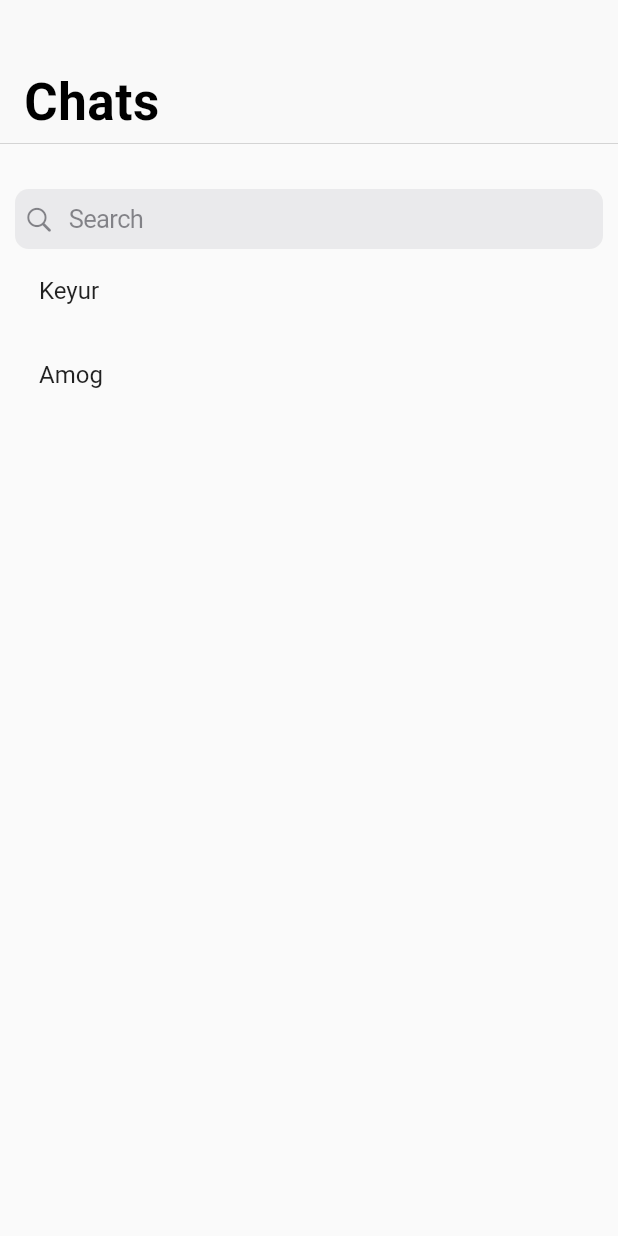
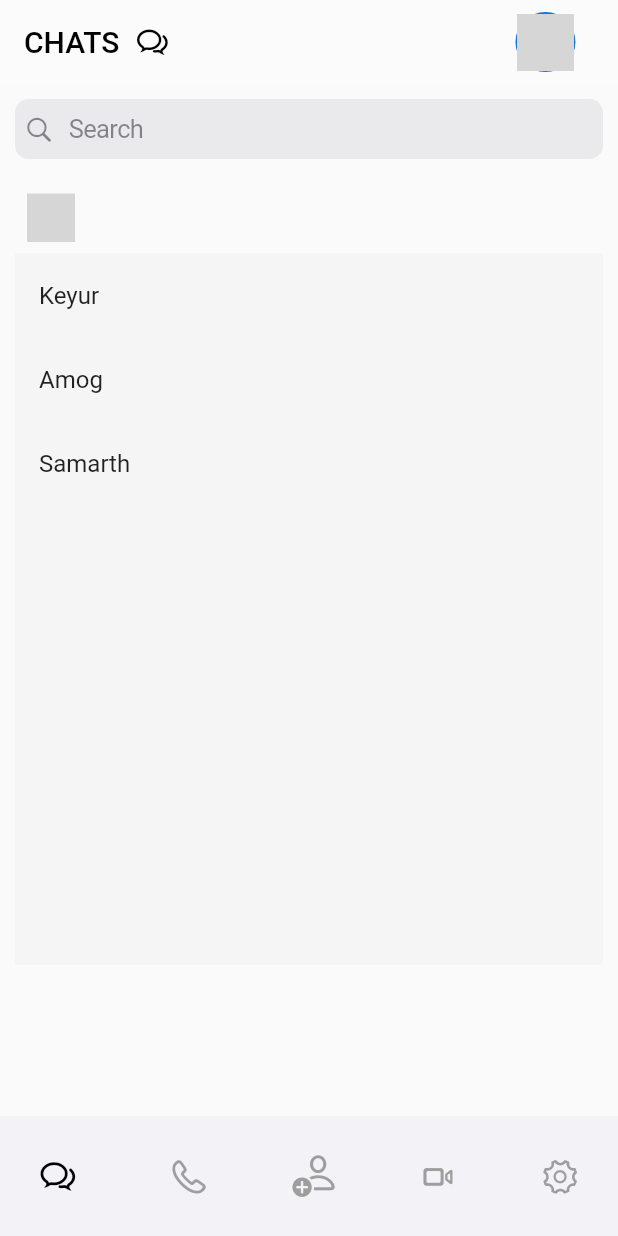
Before and after one commit to platinumpizza29/Project-X-App, a Flutter app: the screen it shows after launch, on a phone screen of 412 x 824 dp. Run offline on Flutter 3.47's test engine with Material 2 defaults, Android fonts, the light colour scheme and no system bars; drawn by our look-alikes of google_nav_bar; our stand-ins replace chat_bubbles, lottie; missing offline and left inert: grpc, protobuf; network calls fail; grey boxes are pictures that could not be loaded.

Commit message:
partial ui for main chat app done

```diff
--- a/lib/Pages/ChatPage.dart
+++ b/lib/Pages/ChatPage.dart
@@ -1,7 +1,6 @@
 // ignore_for_file: prefer_const_constructors, prefer_const_literals_to_create_immutables, prefer_typing_uninitialized_variables, unnecessary_null_comparison, prefer_if_null_operators
 
 import 'package:chat_bubbles/chat_bubbles.dart';
-import 'package:file_picker/file_picker.dart';
 import 'package:flutter/cupertino.dart';
 import 'package:flutter/material.dart';
 import 'package:grpc/grpc.dart';
--- a/lib/Pages/HomePage.dart
+++ b/lib/Pages/HomePage.dart
@@ -1,8 +1,10 @@
 // ignore_for_file: prefer_const_constructors, prefer_const_literals_to_create_immutables
-
 import 'package:flutter/cupertino.dart';
 import 'package:flutter/material.dart';
+import 'package:google_nav_bar/google_nav_bar.dart';
+import 'package:lottie/lottie.dart';
 import 'package:projectxapp/Pages/ChatPage.dart';
+import 'package:projectxapp/enums/UIEnums.dart';
 
 class HomePage extends StatefulWidget {
   const HomePage({super.key});
@@ -14,36 +16,72 @@ class HomePage extends StatefulWidget {
 class _HomePageState extends State<HomePage> {
   Map? userMessages = {
     "Keyur": ["Hello", "this is a test", "lol"],
-    "Amog": ["Keyur", "Amogh"]
+    "Amog": ["Keyur", "Amogh"],
+    "Samarth": ["PRO", "PERSON"]
   };
 
   @override
   Widget build(BuildContext context) {
     return Scaffold(
-      body: NestedScrollView(
-          headerSliverBuilder: (context, innerBoxIsScrolled) {
-            return [
-              CupertinoSliverNavigationBar(
-                largeTitle: Text("Chats"),
-                previousPageTitle: "Logout",
-                automaticallyImplyTitle: true,
-                automaticallyImplyLeading: true,
-              )
-            ];
-          },
-          body: SingleChildScrollView(
-            child: Padding(
+      appBar: AppBar(
+        elevation: 0,
+        backgroundColor: Colors.white24,
+        title: Row(
+          children: [
+            Text(
+              UIEnums.CHATS.name,
+              style: TextStyle(color: Colors.black, fontSize: 20),
+            ),
+            SizedBox(
+              width: 10,
+            ),
+            Icon(
+              CupertinoIcons.chat_bubble_2,
+              color: Colors.black,
+            ),
+            SizedBox(
+              width: 230,
+            ),
+            InkWell(
+              onTap: () => {print("profile tapped")},
+              child: CircleAvatar(
+                radius: 20,
+                child: CircleAvatar(
+                  radius: 19,
+                  foregroundImage: NetworkImage(
+                      "http://learnyzen.com/wp-content/uploads/2017/08/test1-481x385.png"),
+                ),
+              ),
+            )
+          ],
+        ),
+      ),
+      body: SafeArea(
+        child: Column(
+          children: [
+            Padding(
               padding: const EdgeInsets.all(10.0),
               child: Column(
                 children: [
-                  SizedBox(
-                    height: 20,
-                  ),
                   CupertinoSearchTextField(
                     padding: EdgeInsets.all(10.0),
                   ),
+                  SizedBox(
+                    height: 15,
+                  ),
+                  Row(
+                    children: [
+                      IconButton(
+                        onPressed: () => {},
+                        icon: Lottie.network(
+                            "https://assets4.lottiefiles.com/packages/lf20_9ioeesdx.json"),
+                        iconSize: 30,
+                      ),
+                    ],
+                  ),
                   Container(
-                      height: MediaQuery.of(context).size.height,
+                      color: Colors.grey.shade100,
+                      height: MediaQuery.of(context).size.height - 350,
                       width: double.infinity,
                       child: ListView.builder(
                           itemCount:
@@ -65,11 +103,43 @@ class _HomePageState extends State<HomePage> {
                                             )));
                               },
                             );
-                          }))
+                          })),
                 ],
               ),
             ),
-          )),
+          ],
+        ),
+      ),
+      bottomNavigationBar: GNav(
+          curve: Curves.easeIn,
+          haptic: true,
+          gap: 6,
+          iconSize: 27,
+          backgroundColor: CupertinoColors.systemGrey6,
+          tabs: [
+            GButton(icon: CupertinoIcons.chat_bubble_2),
+            GButton(
+              icon: CupertinoIcons.phone,
+              iconActiveColor: Colors.black,
+              iconColor: Colors.grey,
+            ),
+            GButton(
+              icon: CupertinoIcons.person_add,
+              iconSize: 30,
+              iconActiveColor: Colors.black,
+              iconColor: Colors.grey,
+            ),
+            GButton(
+              icon: CupertinoIcons.video_camera,
+              iconActiveColor: Colors.black,
+              iconColor: Colors.grey,
+            ),
+            GButton(
+              icon: CupertinoIcons.gear,
+              iconActiveColor: Colors.black,
+              iconColor: Colors.grey,
+            ),
+          ]),
     );
   }
 }
--- /dev/null
+++ b/lib/enums/UIEnums.dart
@@ -0,0 +1 @@
+enum UIEnums { CHATS, SETTINGS, CALLS, PEOPLE, VIDEOCALL }
--- a/pubspec.yaml
+++ b/pubspec.yaml
@@ -38,8 +38,10 @@ dependencies:
   chat_bubbles: ^1.3.1
   protobuf: ^2.1.0
   grpc: ^3.1.0
-  lottie: ^2.1.0
-  file_picker: ^1.13.3
+  google_nav_bar: ^5.0.6
+  line_icons: ^2.0.0
+  flutter_animated_icons: ^1.0.1
+  lottie: ^1.4.3
 
 dev_dependencies:
   flutter_test:
```
Also changed, not shown: pubspec.lock.
